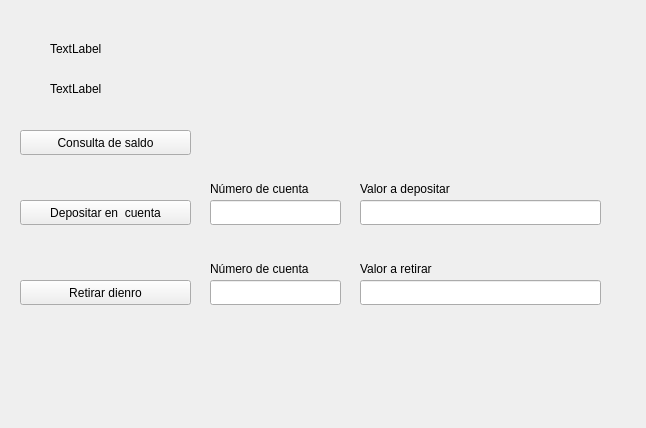
Old version of the form Bank/menuconsultas.ui in the repository Mrjarkos/2019_1_d3_prc4_CabuyaAlberto_C-rdenasJavier_RoncancioBrayan.
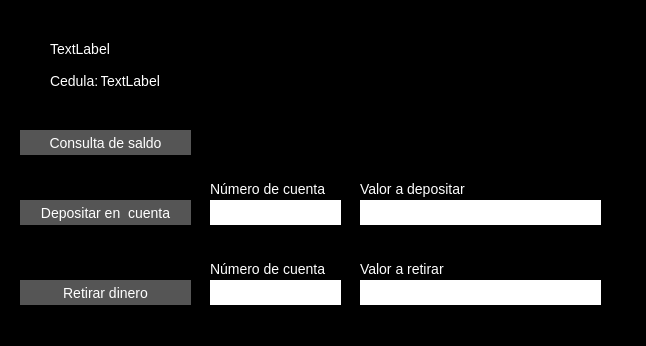
New version of the form. Icons and pictures are not drawn.

```diff
--- a/Bank/menuconsultas.ui
+++ b/Bank/menuconsultas.ui
@@ -7,11 +7,56 @@
     <x>0</x>
     <y>0</y>
     <width>646</width>
-    <height>428</height>
+    <height>346</height>
    </rect>
   </property>
+  <property name="minimumSize">
+   <size>
+    <width>646</width>
+    <height>346</height>
+   </size>
+  </property>
+  <property name="maximumSize">
+   <size>
+    <width>646</width>
+    <height>346</height>
+   </size>
+  </property>
+  <property name="cursor">
+   <cursorShape>PointingHandCursor</cursorShape>
+  </property>
   <property name="windowTitle">
-   <string>Form</string>
+   <string>Cliente</string>
+  </property>
+  <property name="windowIcon">
+   <iconset>
+    <normaloff>../../../../../Descargas/45587814-monedas-moneda-icono-de-moneda-vector-de-imagen-también-se-puede-utilizar-para-la-venta-el-viernes-neg.jpg</normaloff>../../../../../Descargas/45587814-monedas-moneda-icono-de-moneda-vector-de-imagen-también-se-puede-utilizar-para-la-venta-el-viernes-neg.jpg</iconset>
+  </property>
+  <property name="styleSheet">
+   <string notr="true">QWidget{
+background-color: black;
+color: #fff;
+}
+
+QLineEdit{
+background-color: #fff ;
+border: 0;
+color: #111;
+font-size: 14px;
+height: 30px;
+}
+
+QLabel{
+color: #fff;
+font-size: 14px;
+}
+
+QPushButton{
+background-color: #555;
+color: #fff;
+font-size: 14px;
+border: 1;
+}</string>
   </property>
   <widget class="QPushButton" name="pushButton">
    <property name="geometry">
@@ -49,7 +94,7 @@
     </rect>
    </property>
    <property name="text">
-    <string>Retirar dienro</string>
+    <string>Retirar dinero</string>
    </property>
   </widget>
   <widget class="QLabel" name="label">
@@ -57,7 +102,7 @@
     <rect>
      <x>50</x>
      <y>40</y>
-     <width>271</width>
+     <width>241</width>
      <height>17</height>
     </rect>
    </property>
@@ -68,10 +113,10 @@
   <widget class="QLabel" name="label_2">
    <property name="geometry">
     <rect>
-     <x>50</x>
-     <y>80</y>
-     <width>341</width>
-     <height>17</height>
+     <x>100</x>
+     <y>70</y>
+     <width>181</width>
+     <height>21</height>
     </rect>
    </property>
    <property name="text">
@@ -170,6 +215,19 @@
     <string>Valor a retirar</string>
    </property>
   </widget>
+  <widget class="QLabel" name="label_7">
+   <property name="geometry">
+    <rect>
+     <x>50</x>
+     <y>70</y>
+     <width>51</width>
+     <height>21</height>
+    </rect>
+   </property>
+   <property name="text">
+    <string>Cedula:</string>
+   </property>
+  </widget>
  </widget>
  <resources/>
  <connections/>
```
